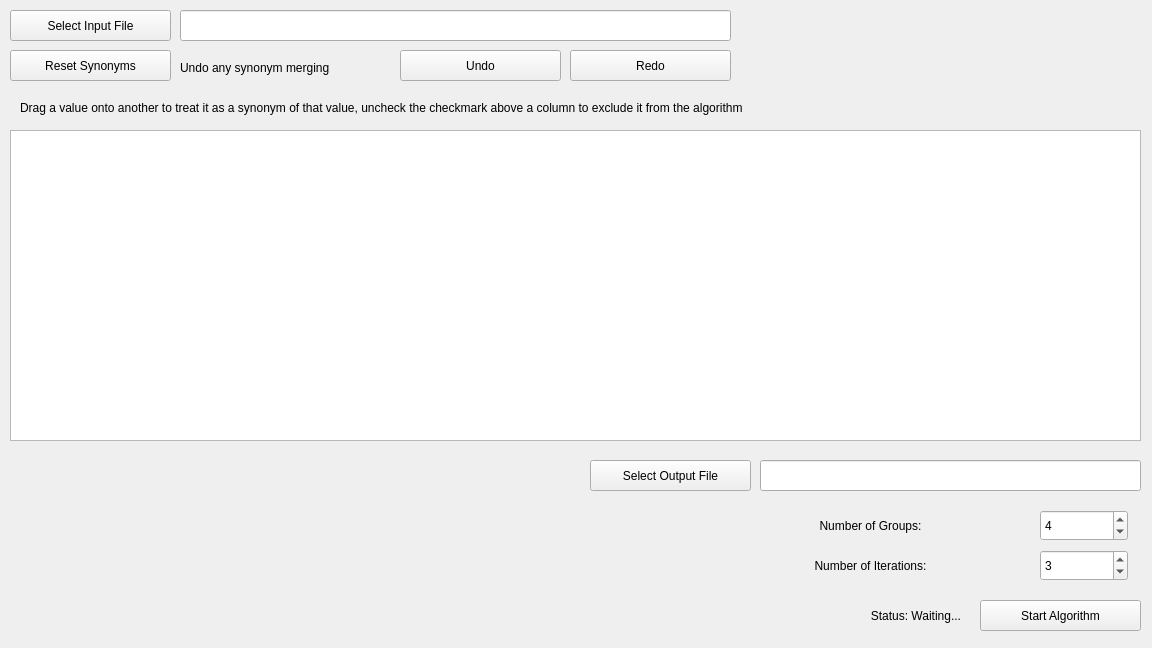
This is assets/main_window.ui in Bensikrac/GroupGen as Qt 5 draws it before an edit. The edited form follows.
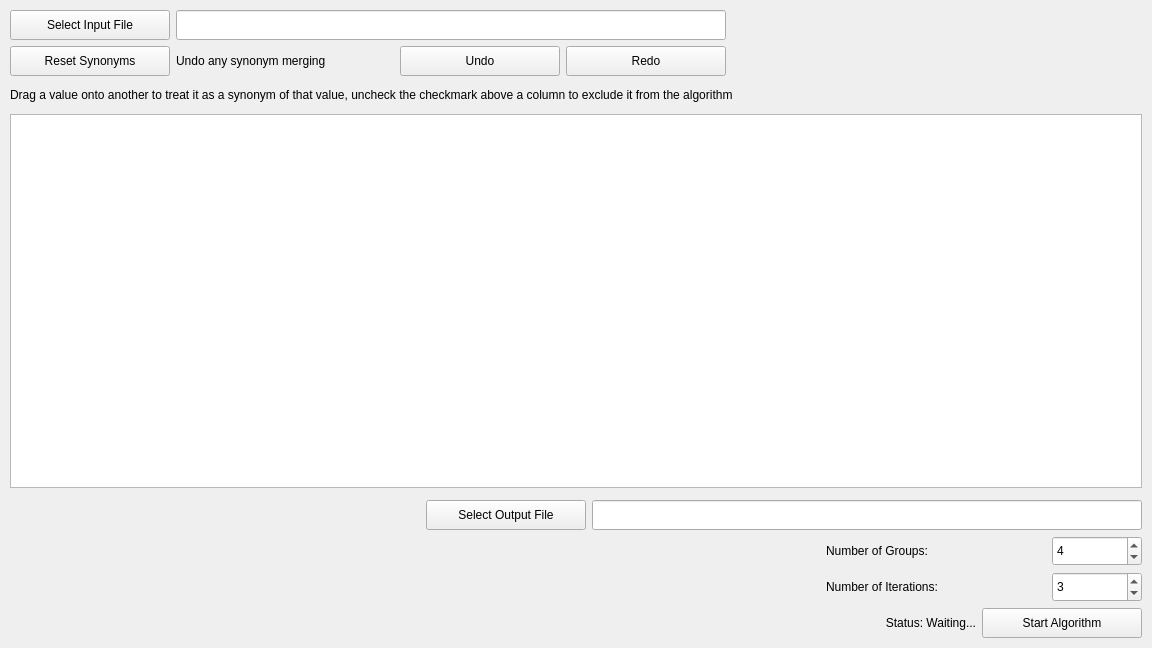
This is the edited form. Custom widgets are drawn as their Qt base class.

Commit message: window resize added

Diff of the .ui file:
```diff
--- a/assets/main_window.ui
+++ b/assets/main_window.ui
@@ -10,6 +10,12 @@
     <height>648</height>
    </rect>
   </property>
+  <property name="sizePolicy">
+   <sizepolicy hsizetype="Fixed" vsizetype="Fixed">
+    <horstretch>0</horstretch>
+    <verstretch>0</verstretch>
+   </sizepolicy>
+  </property>
   <property name="minimumSize">
    <size>
     <width>1152</width>
@@ -19,239 +25,511 @@
   <property name="windowTitle">
    <string>MainWindow</string>
   </property>
-  <widget class="QWidget" name="centralwidget">
-   <widget class="QPushButton" name="input_pick_button">
-    <property name="geometry">
-     <rect>
-      <x>10</x>
-      <y>10</y>
-      <width>161</width>
-      <height>31</height>
-     </rect>
+  <widget class="QWidget" name="main_layout">
+   <layout class="QVBoxLayout" name="verticalLayout">
+    <property name="leftMargin">
+     <number>10</number>
     </property>
-    <property name="text">
-     <string>Select Input File</string>
+    <property name="topMargin">
+     <number>10</number>
     </property>
-   </widget>
-   <widget class="QPushButton" name="output_pick_button">
-    <property name="geometry">
-     <rect>
-      <x>590</x>
-      <y>460</y>
-      <width>161</width>
-      <height>31</height>
-     </rect>
+    <property name="rightMargin">
+     <number>10</number>
     </property>
-    <property name="text">
-     <string>Select Output File</string>
+    <property name="bottomMargin">
+     <number>10</number>
     </property>
-   </widget>
-   <widget class="QPushButton" name="run_algorithm_button">
-    <property name="geometry">
-     <rect>
-      <x>980</x>
-      <y>600</y>
-      <width>161</width>
-      <height>31</height>
-     </rect>
-    </property>
-    <property name="text">
-     <string>Start Algorithm</string>
-    </property>
-   </widget>
-   <widget class="QLineEdit" name="input_file_path_line_edit">
-    <property name="geometry">
-     <rect>
-      <x>180</x>
-      <y>10</y>
-      <width>551</width>
-      <height>31</height>
-     </rect>
-    </property>
-   </widget>
-   <widget class="QLineEdit" name="output_file_path_line_edit">
-    <property name="geometry">
-     <rect>
-      <x>760</x>
-      <y>460</y>
-      <width>381</width>
-      <height>31</height>
-     </rect>
-    </property>
-   </widget>
-   <widget class="QLabel" name="state_label">
-    <property name="geometry">
-     <rect>
-      <x>650</x>
-      <y>600</y>
-      <width>311</width>
-      <height>31</height>
-     </rect>
-    </property>
-    <property name="text">
-     <string>Status: Waiting...</string>
-    </property>
-    <property name="alignment">
-     <set>Qt::AlignmentFlag::AlignRight|Qt::AlignmentFlag::AlignTrailing|Qt::AlignmentFlag::AlignVCenter</set>
-    </property>
-   </widget>
-   <widget class="QSpinBox" name="groups_spinbox">
-    <property name="geometry">
-     <rect>
-      <x>1040</x>
-      <y>510</y>
-      <width>88</width>
-      <height>31</height>
-     </rect>
-    </property>
-    <property name="value">
-     <number>4</number>
-    </property>
-   </widget>
-   <widget class="QSpinBox" name="iterations_spinbox">
-    <property name="geometry">
-     <rect>
-      <x>1040</x>
-      <y>550</y>
-      <width>88</width>
-      <height>31</height>
-     </rect>
-    </property>
-    <property name="value">
-     <number>3</number>
-    </property>
-   </widget>
-   <widget class="QLabel" name="groups_label">
-    <property name="geometry">
-     <rect>
-      <x>790</x>
-      <y>510</y>
-      <width>161</width>
-      <height>31</height>
-     </rect>
-    </property>
-    <property name="text">
-     <string>Number of Groups:</string>
-    </property>
-    <property name="alignment">
-     <set>Qt::AlignmentFlag::AlignCenter</set>
-    </property>
-   </widget>
-   <widget class="QLabel" name="iterations_label">
-    <property name="geometry">
-     <rect>
-      <x>790</x>
-      <y>550</y>
-      <width>161</width>
-      <height>31</height>
-     </rect>
-    </property>
-    <property name="text">
-     <string>Number of Iterations:</string>
-    </property>
-    <property name="alignment">
-     <set>Qt::AlignmentFlag::AlignCenter</set>
-    </property>
-   </widget>
-   <widget class="AttributeMergeTable" name="attributes_table">
-    <property name="geometry">
-     <rect>
-      <x>10</x>
-      <y>130</y>
-      <width>1131</width>
-      <height>311</height>
-     </rect>
-    </property>
-    <property name="dragEnabled">
-     <bool>true</bool>
-    </property>
-    <property name="dragDropMode">
-     <enum>QAbstractItemView::DragDropMode::DragDrop</enum>
-    </property>
-    <property name="defaultDropAction">
-     <enum>Qt::DropAction::CopyAction</enum>
-    </property>
-    <property name="selectionMode">
-     <enum>QAbstractItemView::SelectionMode::SingleSelection</enum>
-    </property>
-    <property name="wordWrap">
-     <bool>false</bool>
-    </property>
-    <attribute name="horizontalHeaderCascadingSectionResizes">
-     <bool>false</bool>
-    </attribute>
-    <attribute name="verticalHeaderCascadingSectionResizes">
-     <bool>true</bool>
-    </attribute>
-   </widget>
-   <widget class="QPushButton" name="reset_synonyms_button">
-    <property name="geometry">
-     <rect>
-      <x>10</x>
-      <y>50</y>
-      <width>161</width>
-      <height>31</height>
-     </rect>
-    </property>
-    <property name="text">
-     <string>Reset Synonyms</string>
-    </property>
-   </widget>
-   <widget class="QLabel" name="reset_synonyms_label">
-    <property name="geometry">
-     <rect>
-      <x>180</x>
-      <y>60</y>
-      <width>411</width>
-      <height>16</height>
-     </rect>
-    </property>
-    <property name="text">
-     <string>Undo any synonym merging</string>
-    </property>
-   </widget>
-   <widget class="QLabel" name="select_synonym_label">
-    <property name="enabled">
-     <bool>true</bool>
-    </property>
-    <property name="geometry">
-     <rect>
-      <x>20</x>
-      <y>100</y>
-      <width>921</width>
-      <height>16</height>
-     </rect>
-    </property>
-    <property name="text">
-     <string>Drag a value onto another to treat it as a synonym of that value, uncheck the checkmark above a column to exclude it from the algorithm</string>
-    </property>
-   </widget>
-   <widget class="QPushButton" name="undo_button">
-    <property name="geometry">
-     <rect>
-      <x>400</x>
-      <y>50</y>
-      <width>161</width>
-      <height>31</height>
-     </rect>
-    </property>
-    <property name="text">
-     <string>Undo</string>
-    </property>
-   </widget>
-   <widget class="QPushButton" name="redo_button">
-    <property name="geometry">
-     <rect>
-      <x>570</x>
-      <y>50</y>
-      <width>161</width>
-      <height>31</height>
-     </rect>
-    </property>
-    <property name="text">
-     <string>Redo</string>
-    </property>
-   </widget>
+    <item>
+     <widget class="QWidget" name="input_picker_layout" native="true">
+      <property name="sizePolicy">
+       <sizepolicy hsizetype="Fixed" vsizetype="Fixed">
+        <horstretch>0</horstretch>
+        <verstretch>0</verstretch>
+       </sizepolicy>
+      </property>
+      <layout class="QHBoxLayout" name="input_file_selection">
+       <property name="spacing">
+        <number>6</number>
+       </property>
+       <property name="sizeConstraint">
+        <enum>QLayout::SizeConstraint::SetDefaultConstraint</enum>
+       </property>
+       <property name="leftMargin">
+        <number>0</number>
+       </property>
+       <property name="topMargin">
+        <number>0</number>
+       </property>
+       <property name="rightMargin">
+        <number>0</number>
+       </property>
+       <property name="bottomMargin">
+        <number>0</number>
+       </property>
+       <item>
+        <widget class="QPushButton" name="input_pick_button">
+         <property name="sizePolicy">
+          <sizepolicy hsizetype="Fixed" vsizetype="Fixed">
+           <horstretch>0</horstretch>
+           <verstretch>0</verstretch>
+          </sizepolicy>
+         </property>
+         <property name="minimumSize">
+          <size>
+           <width>160</width>
+           <height>30</height>
+          </size>
+         </property>
+         <property name="text">
+          <string>Select Input File</string>
+         </property>
+        </widget>
+       </item>
+       <item>
+        <widget class="QLineEdit" name="input_file_path_line_edit">
+         <property name="sizePolicy">
+          <sizepolicy hsizetype="Fixed" vsizetype="Fixed">
+           <horstretch>0</horstretch>
+           <verstretch>0</verstretch>
+          </sizepolicy>
+         </property>
+         <property name="minimumSize">
+          <size>
+           <width>550</width>
+           <height>30</height>
+          </size>
+         </property>
+        </widget>
+       </item>
+      </layout>
+     </widget>
+    </item>
+    <item>
+     <widget class="QWidget" name="synonym_layout" native="true">
+      <property name="sizePolicy">
+       <sizepolicy hsizetype="Fixed" vsizetype="Preferred">
+        <horstretch>0</horstretch>
+        <verstretch>0</verstretch>
+       </sizepolicy>
+      </property>
+      <layout class="QHBoxLayout" name="horizontalLayout">
+       <property name="leftMargin">
+        <number>0</number>
+       </property>
+       <property name="topMargin">
+        <number>0</number>
+       </property>
+       <property name="rightMargin">
+        <number>0</number>
+       </property>
+       <property name="bottomMargin">
+        <number>0</number>
+       </property>
+       <item>
+        <widget class="QPushButton" name="reset_synonyms_button">
+         <property name="sizePolicy">
+          <sizepolicy hsizetype="Fixed" vsizetype="Fixed">
+           <horstretch>0</horstretch>
+           <verstretch>0</verstretch>
+          </sizepolicy>
+         </property>
+         <property name="minimumSize">
+          <size>
+           <width>160</width>
+           <height>30</height>
+          </size>
+         </property>
+         <property name="text">
+          <string>Reset Synonyms</string>
+         </property>
+        </widget>
+       </item>
+       <item>
+        <widget class="QLabel" name="reset_synonyms_label">
+         <property name="sizePolicy">
+          <sizepolicy hsizetype="Fixed" vsizetype="Preferred">
+           <horstretch>0</horstretch>
+           <verstretch>0</verstretch>
+          </sizepolicy>
+         </property>
+         <property name="minimumSize">
+          <size>
+           <width>218</width>
+           <height>0</height>
+          </size>
+         </property>
+         <property name="text">
+          <string>Undo any synonym merging</string>
+         </property>
+        </widget>
+       </item>
+       <item>
+        <widget class="QPushButton" name="undo_button">
+         <property name="sizePolicy">
+          <sizepolicy hsizetype="Fixed" vsizetype="Fixed">
+           <horstretch>0</horstretch>
+           <verstretch>0</verstretch>
+          </sizepolicy>
+         </property>
+         <property name="minimumSize">
+          <size>
+           <width>160</width>
+           <height>30</height>
+          </size>
+         </property>
+         <property name="text">
+          <string>Undo</string>
+         </property>
+        </widget>
+       </item>
+       <item>
+        <widget class="QPushButton" name="redo_button">
+         <property name="sizePolicy">
+          <sizepolicy hsizetype="Fixed" vsizetype="Fixed">
+           <horstretch>0</horstretch>
+           <verstretch>0</verstretch>
+          </sizepolicy>
+         </property>
+         <property name="minimumSize">
+          <size>
+           <width>160</width>
+           <height>30</height>
+          </size>
+         </property>
+         <property name="text">
+          <string>Redo</string>
+         </property>
+        </widget>
+       </item>
+      </layout>
+     </widget>
+    </item>
+    <item>
+     <widget class="QLabel" name="select_synonym_label">
+      <property name="enabled">
+       <bool>true</bool>
+      </property>
+      <property name="sizePolicy">
+       <sizepolicy hsizetype="Fixed" vsizetype="Fixed">
+        <horstretch>0</horstretch>
+        <verstretch>0</verstretch>
+       </sizepolicy>
+      </property>
+      <property name="minimumSize">
+       <size>
+        <width>0</width>
+        <height>26</height>
+       </size>
+      </property>
+      <property name="text">
+       <string>Drag a value onto another to treat it as a synonym of that value, uncheck the checkmark above a column to exclude it from the algorithm</string>
+      </property>
+     </widget>
+    </item>
+    <item>
+     <widget class="AttributeMergeTable" name="attributes_table">
+      <property name="dragEnabled">
+       <bool>true</bool>
+      </property>
+      <property name="dragDropMode">
+       <enum>QAbstractItemView::DragDropMode::DragDrop</enum>
+      </property>
+      <property name="defaultDropAction">
+       <enum>Qt::DropAction::CopyAction</enum>
+      </property>
+      <property name="selectionMode">
+       <enum>QAbstractItemView::SelectionMode::SingleSelection</enum>
+      </property>
+      <property name="wordWrap">
+       <bool>false</bool>
+      </property>
+      <attribute name="horizontalHeaderCascadingSectionResizes">
+       <bool>false</bool>
+      </attribute>
+      <attribute name="verticalHeaderCascadingSectionResizes">
+       <bool>true</bool>
+      </attribute>
+     </widget>
+    </item>
+    <item>
+     <widget class="QWidget" name="output_picker_layout" native="true">
+      <property name="sizePolicy">
+       <sizepolicy hsizetype="Fixed" vsizetype="Preferred">
+        <horstretch>0</horstretch>
+        <verstretch>0</verstretch>
+       </sizepolicy>
+      </property>
+      <property name="layoutDirection">
+       <enum>Qt::LayoutDirection::RightToLeft</enum>
+      </property>
+      <layout class="QHBoxLayout" name="horizontalLayout_3">
+       <property name="leftMargin">
+        <number>0</number>
+       </property>
+       <property name="topMargin">
+        <number>6</number>
+       </property>
+       <property name="rightMargin">
+        <number>0</number>
+       </property>
+       <property name="bottomMargin">
+        <number>0</number>
+       </property>
+       <item>
+        <widget class="QLineEdit" name="output_file_path_line_edit">
+         <property name="sizePolicy">
+          <sizepolicy hsizetype="Fixed" vsizetype="Fixed">
+           <horstretch>0</horstretch>
+           <verstretch>0</verstretch>
+          </sizepolicy>
+         </property>
+         <property name="minimumSize">
+          <size>
+           <width>550</width>
+           <height>30</height>
+          </size>
+         </property>
+        </widget>
+       </item>
+       <item>
+        <widget class="QPushButton" name="output_pick_button">
+         <property name="sizePolicy">
+          <sizepolicy hsizetype="Fixed" vsizetype="Fixed">
+           <horstretch>0</horstretch>
+           <verstretch>0</verstretch>
+          </sizepolicy>
+         </property>
+         <property name="minimumSize">
+          <size>
+           <width>160</width>
+           <height>30</height>
+          </size>
+         </property>
+         <property name="text">
+          <string>Select Output File</string>
+         </property>
+        </widget>
+       </item>
+      </layout>
+     </widget>
+    </item>
+    <item>
+     <widget class="QWidget" name="groups_layout" native="true">
+      <property name="sizePolicy">
+       <sizepolicy hsizetype="Fixed" vsizetype="Preferred">
+        <horstretch>0</horstretch>
+        <verstretch>0</verstretch>
+       </sizepolicy>
+      </property>
+      <property name="layoutDirection">
+       <enum>Qt::LayoutDirection::RightToLeft</enum>
+      </property>
+      <layout class="QHBoxLayout" name="horizontalLayout_4">
+       <property name="leftMargin">
+        <number>0</number>
+       </property>
+       <property name="topMargin">
+        <number>0</number>
+       </property>
+       <property name="rightMargin">
+        <number>0</number>
+       </property>
+       <property name="bottomMargin">
+        <number>0</number>
+       </property>
+       <item>
+        <widget class="QSpinBox" name="groups_spinbox">
+         <property name="sizePolicy">
+          <sizepolicy hsizetype="Fixed" vsizetype="Fixed">
+           <horstretch>0</horstretch>
+           <verstretch>0</verstretch>
+          </sizepolicy>
+         </property>
+         <property name="minimumSize">
+          <size>
+           <width>90</width>
+           <height>30</height>
+          </size>
+         </property>
+         <property name="layoutDirection">
+          <enum>Qt::LayoutDirection::LeftToRight</enum>
+         </property>
+         <property name="value">
+          <number>4</number>
+         </property>
+        </widget>
+       </item>
+       <item>
+        <widget class="QLabel" name="groups_label">
+         <property name="sizePolicy">
+          <sizepolicy hsizetype="Fixed" vsizetype="Fixed">
+           <horstretch>0</horstretch>
+           <verstretch>0</verstretch>
+          </sizepolicy>
+         </property>
+         <property name="minimumSize">
+          <size>
+           <width>220</width>
+           <height>30</height>
+          </size>
+         </property>
+         <property name="layoutDirection">
+          <enum>Qt::LayoutDirection::RightToLeft</enum>
+         </property>
+         <property name="text">
+          <string>Number of Groups:</string>
+         </property>
+         <property name="alignment">
+          <set>Qt::AlignmentFlag::AlignLeading|Qt::AlignmentFlag::AlignLeft|Qt::AlignmentFlag::AlignVCenter</set>
+         </property>
+        </widget>
+       </item>
+      </layout>
+     </widget>
+    </item>
+    <item>
+     <widget class="QWidget" name="gridWidget" native="true">
+      <property name="sizePolicy">
+       <sizepolicy hsizetype="Fixed" vsizetype="Preferred">
+        <horstretch>0</horstretch>
+        <verstretch>0</verstretch>
+       </sizepolicy>
+      </property>
+      <property name="layoutDirection">
+       <enum>Qt::LayoutDirection::RightToLeft</enum>
+      </property>
+      <layout class="QHBoxLayout" name="horizontalLayout_5">
+       <property name="leftMargin">
+        <number>0</number>
+       </property>
+       <property name="topMargin">
+        <number>0</number>
+       </property>
+       <property name="rightMargin">
+        <number>0</number>
+       </property>
+       <property name="bottomMargin">
+        <number>0</number>
+       </property>
+       <item>
+        <widget class="QSpinBox" name="iterations_spinbox">
+         <property name="sizePolicy">
+          <sizepolicy hsizetype="Fixed" vsizetype="Fixed">
+           <horstretch>0</horstretch>
+           <verstretch>0</verstretch>
+          </sizepolicy>
+         </property>
+         <property name="minimumSize">
+          <size>
+           <width>90</width>
+           <height>30</height>
+          </size>
+         </property>
+         <property name="layoutDirection">
+          <enum>Qt::LayoutDirection::LeftToRight</enum>
+         </property>
+         <property name="value">
+          <number>3</number>
+         </property>
+        </widget>
+       </item>
+       <item>
+        <widget class="QLabel" name="iterations_label">
+         <property name="sizePolicy">
+          <sizepolicy hsizetype="Fixed" vsizetype="Preferred">
+           <horstretch>0</horstretch>
+           <verstretch>0</verstretch>
+          </sizepolicy>
+         </property>
+         <property name="minimumSize">
+          <size>
+           <width>220</width>
+           <height>30</height>
+          </size>
+         </property>
+         <property name="text">
+          <string>Number of Iterations:</string>
+         </property>
+         <property name="alignment">
+          <set>Qt::AlignmentFlag::AlignLeading|Qt::AlignmentFlag::AlignLeft|Qt::AlignmentFlag::AlignVCenter</set>
+         </property>
+        </widget>
+       </item>
+      </layout>
+     </widget>
+    </item>
+    <item>
+     <widget class="QWidget" name="algorithm_layout" native="true">
+      <property name="sizePolicy">
+       <sizepolicy hsizetype="Fixed" vsizetype="Preferred">
+        <horstretch>0</horstretch>
+        <verstretch>0</verstretch>
+       </sizepolicy>
+      </property>
+      <property name="layoutDirection">
+       <enum>Qt::LayoutDirection::RightToLeft</enum>
+      </property>
+      <layout class="QHBoxLayout" name="horizontalLayout_6">
+       <property name="leftMargin">
+        <number>0</number>
+       </property>
+       <property name="topMargin">
+        <number>0</number>
+       </property>
+       <property name="rightMargin">
+        <number>0</number>
+       </property>
+       <property name="bottomMargin">
+        <number>0</number>
+       </property>
+       <item>
+        <widget class="QPushButton" name="run_algorithm_button">
+         <property name="sizePolicy">
+          <sizepolicy hsizetype="Fixed" vsizetype="Fixed">
+           <horstretch>0</horstretch>
+           <verstretch>0</verstretch>
+          </sizepolicy>
+         </property>
+         <property name="minimumSize">
+          <size>
+           <width>160</width>
+           <height>30</height>
+          </size>
+         </property>
+         <property name="text">
+          <string>Start Algorithm</string>
+         </property>
+        </widget>
+       </item>
+       <item>
+        <widget class="QLabel" name="state_label">
+         <property name="sizePolicy">
+          <sizepolicy hsizetype="Fixed" vsizetype="Preferred">
+           <horstretch>0</horstretch>
+           <verstretch>0</verstretch>
+          </sizepolicy>
+         </property>
+         <property name="minimumSize">
+          <size>
+           <width>300</width>
+           <height>0</height>
+          </size>
+         </property>
+         <property name="layoutDirection">
+          <enum>Qt::LayoutDirection::RightToLeft</enum>
+         </property>
+         <property name="text">
+          <string>Status: Waiting...</string>
+         </property>
+         <property name="alignment">
+          <set>Qt::AlignmentFlag::AlignRight|Qt::AlignmentFlag::AlignTrailing|Qt::AlignmentFlag::AlignVCenter</set>
+         </property>
+        </widget>
+       </item>
+      </layout>
+     </widget>
+    </item>
+   </layout>
   </widget>
  </widget>
  <customwidgets>
```
